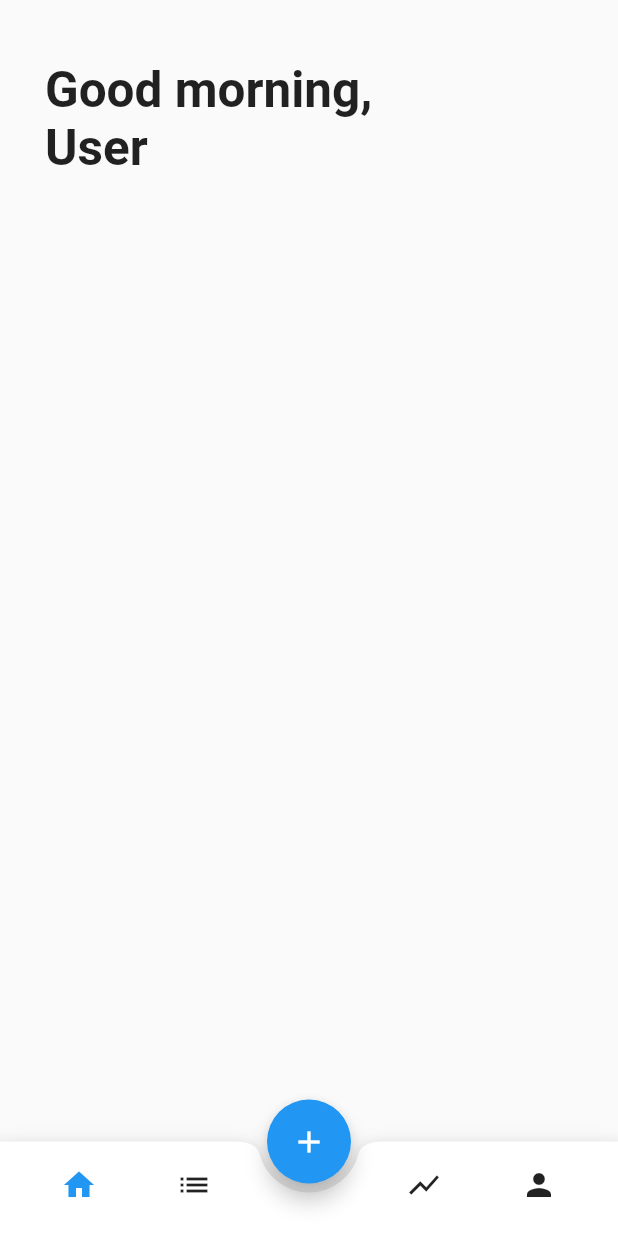
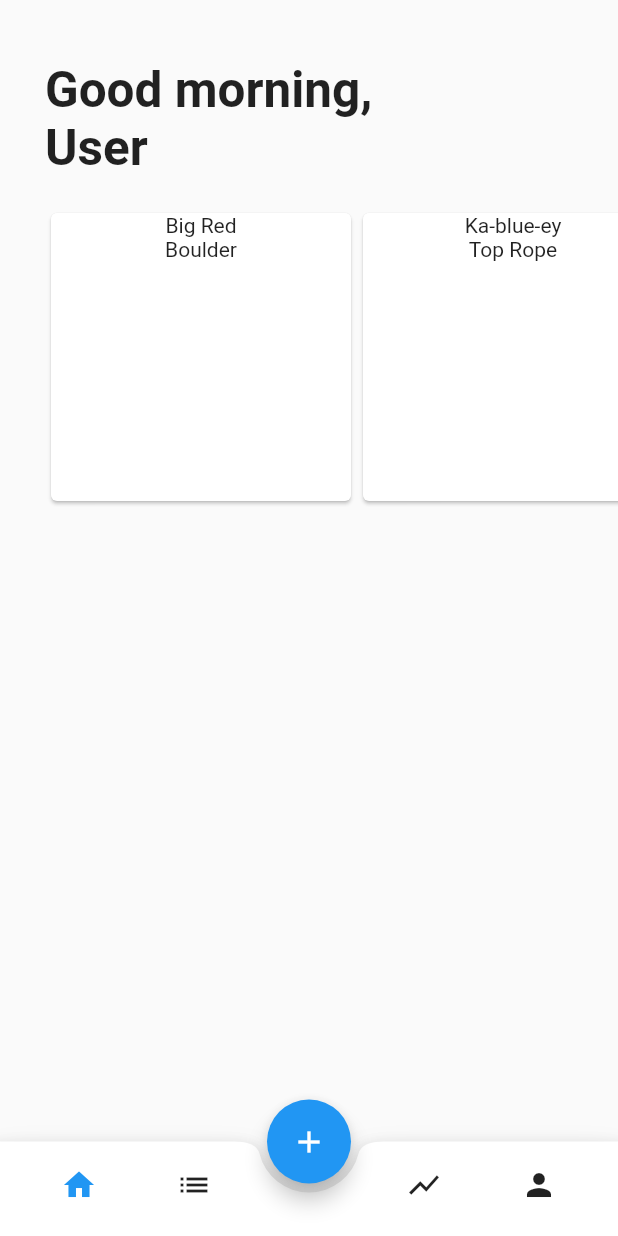
Before and after one commit to Redpoint-app/Redpoint, a Flutter app: the screen it shows after launch, on a phone screen of 412 x 824 dp. Run offline on Flutter 3.47's test engine with Material 2 defaults, Android fonts, the phone set to English and light mode, and no system bars.

Commit message:
stubbed carousel and card

```diff
--- a/lib/pages/home_page.dart
+++ b/lib/pages/home_page.dart
@@ -1,7 +1,15 @@
+import 'dart:collection';
 import 'dart:math';
 
 import 'package:flutter/material.dart';
 import 'package:redpoint/widgets/layout/page_scaffold.dart';
+import 'package:redpoint/widgets/route_widgets/route_carousel.dart';
+
+import '../model/difficulty.dart';
+import '../model/route.dart';
+import '../model/route_type.dart';
+import '../model/status.dart';
+import '../model/v_scale.dart';
 
 class HomePage extends StatefulWidget {
   const HomePage({super.key});
@@ -13,13 +21,57 @@ class HomePage extends StatefulWidget {
 class _HomePageState extends State<HomePage> {
   @override
   Widget build(BuildContext context) {
+    List<ClimbingRoute> routes = [
+      ClimbingRoute(
+          "Big Red",
+          DateTime.now(),
+          RouteType.boulder,
+          const VScale().getScale()[0],
+          Status.inProgress,
+          null,
+          Difficulty.easy,
+          ListQueue(),
+          "This askjasklj"),
+      ClimbingRoute(
+          "Ka-blue-ey",
+          DateTime.now(),
+          RouteType.topRope,
+          const VScale().getScale()[0],
+          Status.inProgress,
+          null,
+          Difficulty.easy,
+          ListQueue(),
+          "This askjasklj"),
+      ClimbingRoute(
+          "Alex Handhold and the Chrisp Sharma",
+          DateTime.now(),
+          RouteType.lead,
+          const VScale().getScale()[0],
+          Status.inProgress,
+          null,
+          Difficulty.easy,
+          ListQueue(),
+          "This askjasklj"),
+      ClimbingRoute(
+          "Big Orange",
+          DateTime.now(),
+          RouteType.boulder,
+          const VScale().getScale()[0],
+          Status.inProgress,
+          null,
+          Difficulty.easy,
+          ListQueue(),
+          "This askjasklj"),
+    ];
+
     return PageScaffold(
       title: "Home",
       body: SafeArea(
         child: Column(
+          crossAxisAlignment: CrossAxisAlignment.start,
           children: [
             Padding(
-                padding: const EdgeInsets.only(top: 40, left: 30),
+              padding: const EdgeInsets.only(top: 40, left: 30, bottom: 20),
               child: Text(
                 "Good ${(DateTime.now().hour >= 12) ? "afternoon" : "morning"},\nUser",
                 style: TextStyle(
@@ -27,8 +79,12 @@ class _HomePageState extends State<HomePage> {
                     fontSize: min(MediaQuery.of(context).size.width,
                             MediaQuery.of(context).size.height) *
                         .08),
-                )),
+              ),
+            ),
+            RouteCarousel(routes: routes),
           ],
-        )));
+        ),
+      ),
+    );
   }
 }
--- a/lib/widgets/route_widgets/route_card.dart
+++ b/lib/widgets/route_widgets/route_card.dart
@@ -0,0 +1,27 @@
+import 'package:flutter/material.dart';
+import 'package:redpoint/model/route.dart';
+
+class RouteCard extends StatefulWidget {
+  const RouteCard({super.key, required this.route});
+  final ClimbingRoute route;
+
+  @override
+  State<RouteCard> createState() => _RouteCardState();
+}
+
+class _RouteCardState extends State<RouteCard> {
+  @override
+  Widget build(BuildContext context) {
+    return Card(
+      child: SizedBox(
+        width: 200,
+        child:
+        Column(
+        children: [
+          Text(widget.route.title),
+          Text(widget.route.type.label),
+        ],
+      )),
+    );
+  }
+}
--- a/lib/widgets/route_widgets/route_carousel.dart
+++ b/lib/widgets/route_widgets/route_carousel.dart
@@ -1,7 +1,10 @@
 import 'package:flutter/material.dart';
+import 'package:redpoint/model/route.dart';
+import 'package:redpoint/widgets/route_widgets/route_card.dart';
 
 class RouteCarousel extends StatefulWidget {
-  const RouteCarousel({super.key});
+  const RouteCarousel({super.key, required this.routes});
+  final List<ClimbingRoute> routes;
 
   @override
   State<RouteCarousel> createState() => _RouteCarouselState();
@@ -10,7 +13,20 @@ class RouteCarousel extends StatefulWidget {
 class _RouteCarouselState extends State<RouteCarousel> {
   @override
   Widget build(BuildContext context) {
-    throw UnimplementedError();
+    return SizedBox(
+      height: 200.0,
+      child: ListView.builder(
+        scrollDirection: Axis.horizontal,
+        itemCount: widget.routes.length,
+        itemBuilder: (BuildContext context, int index) {
+          double leftPadding = index == 0 ? 30 : 0;
+          double rightPadding = index == (widget.routes.length - 1) ? 30 : 0;
+
+          return Padding(
+            padding: EdgeInsets.only(left: leftPadding, right: rightPadding),
+            child: RouteCard(route: widget.routes[index]));
+        },
+      ),
+    );
   }
-
 }
```
Lines whose indentation alone changed are shown as unchanged.
